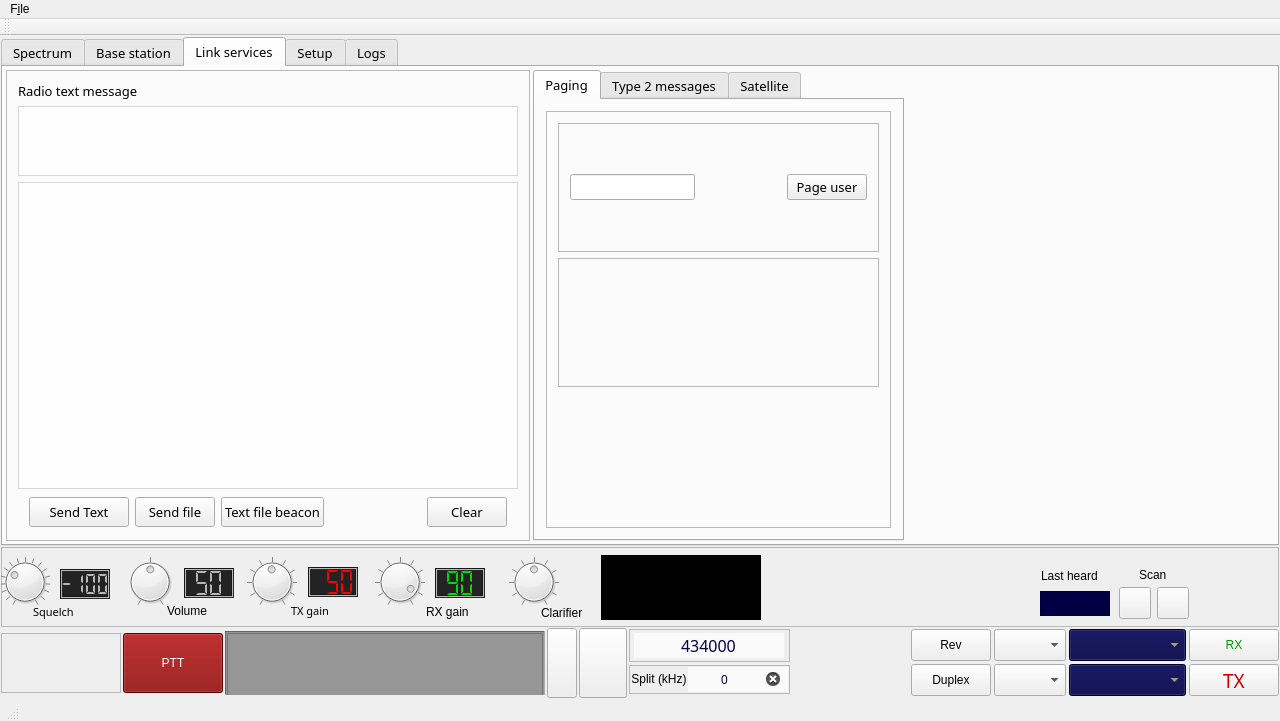
The window that mainwindow.ui (qradiolink/qradiolink) describes before a commit, drawn with Qt 5.
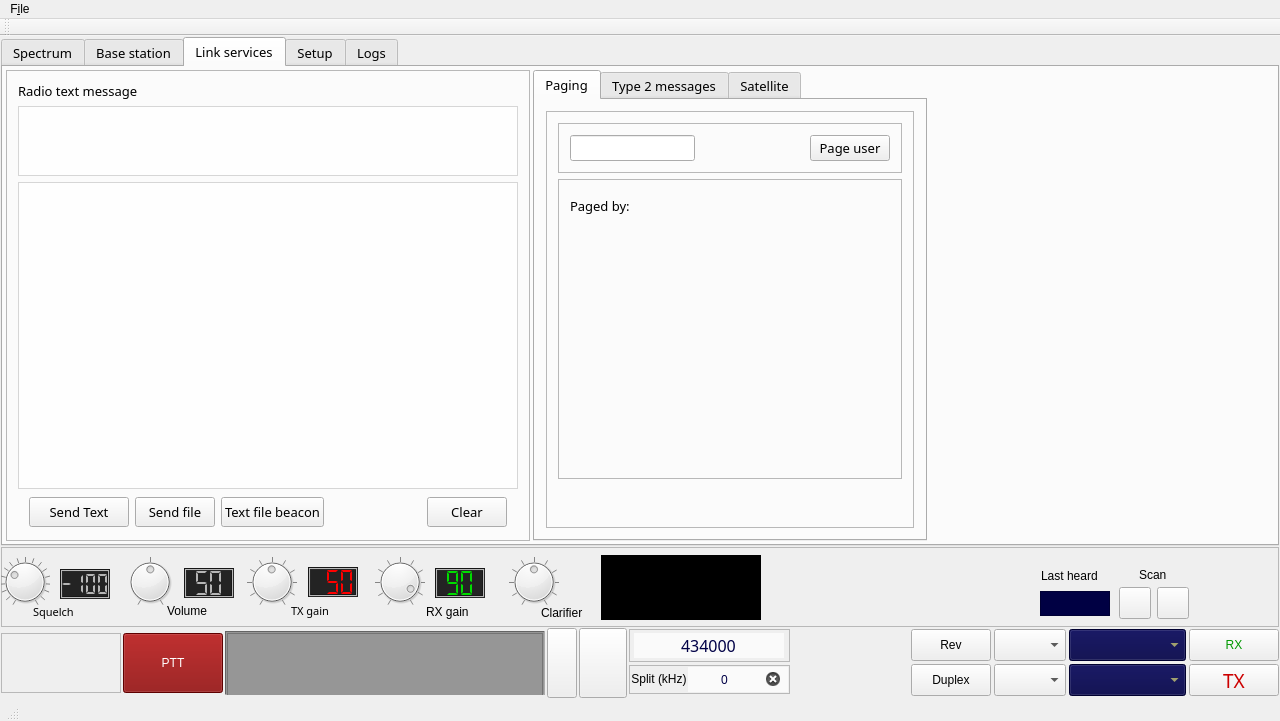
The same window after the commit. The open tabs and pages were chosen to show the change. Icons and pictures are not drawn. Custom widgets are drawn as their Qt base class.

Commit message: Add more UI elements for paging

Diff of the .ui file:
```diff
--- a/mainwindow.ui
+++ b/mainwindow.ui
@@ -2492,12 +2492,64 @@
                      <verstretch>0</verstretch>
                     </sizepolicy>
                    </property>
+                   <property name="minimumSize">
+                    <size>
+                     <width>0</width>
+                     <height>300</height>
+                    </size>
+                   </property>
                    <property name="frameShape">
                     <enum>QFrame::StyledPanel</enum>
                    </property>
                    <property name="frameShadow">
                     <enum>QFrame::Raised</enum>
                    </property>
+                   <layout class="QVBoxLayout" name="verticalLayout_15">
+                    <item>
+                     <widget class="QLabel" name="pagedByLabel">
+                      <property name="minimumSize">
+                       <size>
+                        <width>320</width>
+                        <height>30</height>
+                       </size>
+                      </property>
+                      <property name="text">
+                       <string>Paged by:</string>
+                      </property>
+                      <property name="wordWrap">
+                       <bool>true</bool>
+                      </property>
+                      <property name="textInteractionFlags">
+                       <set>Qt::LinksAccessibleByMouse|Qt::TextSelectableByKeyboard|Qt::TextSelectableByMouse</set>
+                      </property>
+                     </widget>
+                    </item>
+                    <item>
+                     <widget class="QLabel" name="pageMessageLabel">
+                      <property name="sizePolicy">
+                       <sizepolicy hsizetype="Fixed" vsizetype="MinimumExpanding">
+                        <horstretch>0</horstretch>
+                        <verstretch>0</verstretch>
+                       </sizepolicy>
+                      </property>
+                      <property name="minimumSize">
+                       <size>
+                        <width>320</width>
+                        <height>0</height>
+                       </size>
+                      </property>
+                      <property name="text">
+                       <string/>
+                      </property>
+                      <property name="wordWrap">
+                       <bool>true</bool>
+                      </property>
+                      <property name="textInteractionFlags">
+                       <set>Qt::LinksAccessibleByMouse|Qt::TextSelectableByKeyboard|Qt::TextSelectableByMouse</set>
+                      </property>
+                     </widget>
+                    </item>
+                   </layout>
                   </widget>
                  </item>
                  <item>
```
Left out of the diff: 2 changed lines with no effect on the pictures. The commit also changes 4 other files.
